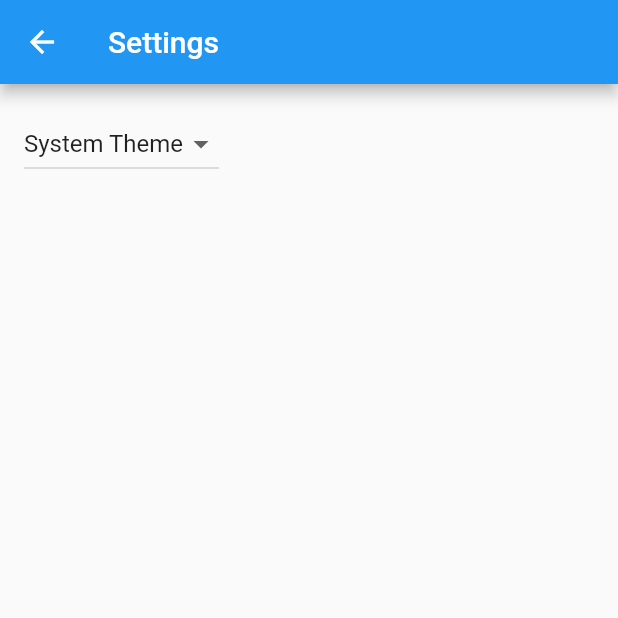
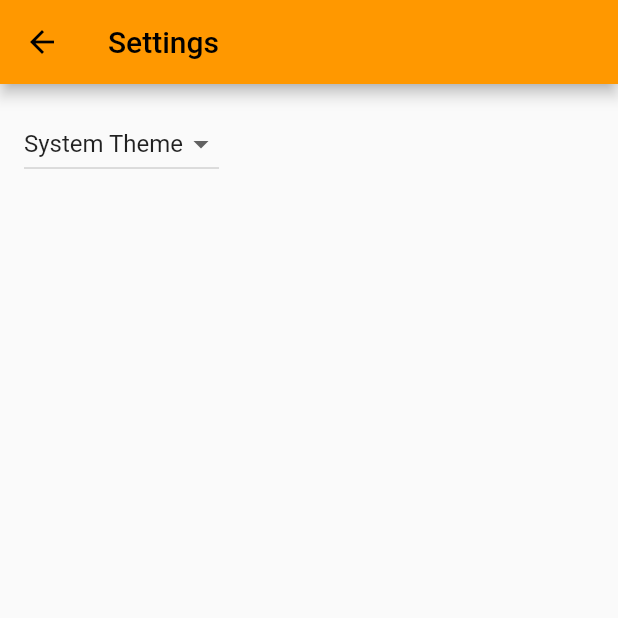
Before and after one commit to enkindlecc/enkindle-careers-mobile, a Flutter app: the screen it shows after launch, after a tap on the "settings" icon, on a phone screen of 412 x 824 dp, the top half of it. Run offline on Flutter 3.47's test engine with Material 2 defaults, Android fonts, the phone set to English and light mode, and no system bars.

Commit message:
Updated text for newsletters list and detail

```diff
--- a/lib/src/app.dart
+++ b/lib/src/app.dart
@@ -27,6 +27,7 @@ class MyApp extends StatelessWidget {
       animation: settingsController,
       builder: (BuildContext context, Widget? child) {
         return MaterialApp(
+          title: 'Enkindle - Career App for Students',
           // Providing a restorationScopeId allows the Navigator built by the
           // MaterialApp to restore the navigation stack when a user leaves and
           // returns to the app after it has been killed while running in the
@@ -61,7 +62,9 @@ class MyApp extends StatelessWidget {
           // Define a light and dark color theme. Then, read the user's
           // preferred ThemeMode (light, dark, or system default) from the
           // SettingsController to display the correct theme.
-          theme: ThemeData(),
+          theme: ThemeData(
+            primarySwatch: Colors.orange,
+          ),
           darkTheme: ThemeData.dark(),
           themeMode: settingsController.themeMode,
 
--- a/lib/src/sample_feature/sample_item_details_view.dart
+++ b/lib/src/sample_feature/sample_item_details_view.dart
@@ -10,10 +10,10 @@ class SampleItemDetailsView extends StatelessWidget {
   Widget build(BuildContext context) {
     return Scaffold(
       appBar: AppBar(
-        title: const Text('Item Details'),
+        title: const Text('Bachelor in Design (B.Des) (10+2 Any stream)'),
       ),
       body: const Center(
-        child: Text('More Information Here'),
+        child: Text('What is B.Des all about ?'),
       ),
     );
   }
--- a/lib/src/sample_feature/sample_item_list_view.dart
+++ b/lib/src/sample_feature/sample_item_list_view.dart
@@ -19,7 +19,7 @@ class SampleItemListView extends StatelessWidget {
   Widget build(BuildContext context) {
     return Scaffold(
       appBar: AppBar(
-        title: const Text('Sample Items'),
+        title: const Text('Newsletters'),
         actions: [
           IconButton(
             icon: const Icon(Icons.settings),
@@ -49,10 +49,10 @@ class SampleItemListView extends StatelessWidget {
           final item = items[index];
 
           return ListTile(
-            title: Text('SampleItem ${item.id}'),
+              title: Text('Newsletter ${item.id}'),
               leading: const CircleAvatar(
                 // Display the Flutter Logo image asset.
-              foregroundImage: AssetImage('assets/images/flutter_logo.png'),
+                foregroundImage: AssetImage('assets/images/enkindle_logo.png'),
               ),
               onTap: () {
                 // Navigate to the details page. If the user leaves and returns to
@@ -62,8 +62,7 @@ class SampleItemListView extends StatelessWidget {
                   context,
                   SampleItemDetailsView.routeName,
                 );
-            }
-          );
+              });
         },
       ),
     );
```
Also changed, not shown: assets/images/enkindle_logo.png (added), assets/images/flutter_logo.png (deleted), 1 other file. Lines whose indentation alone changed are shown as unchanged.
